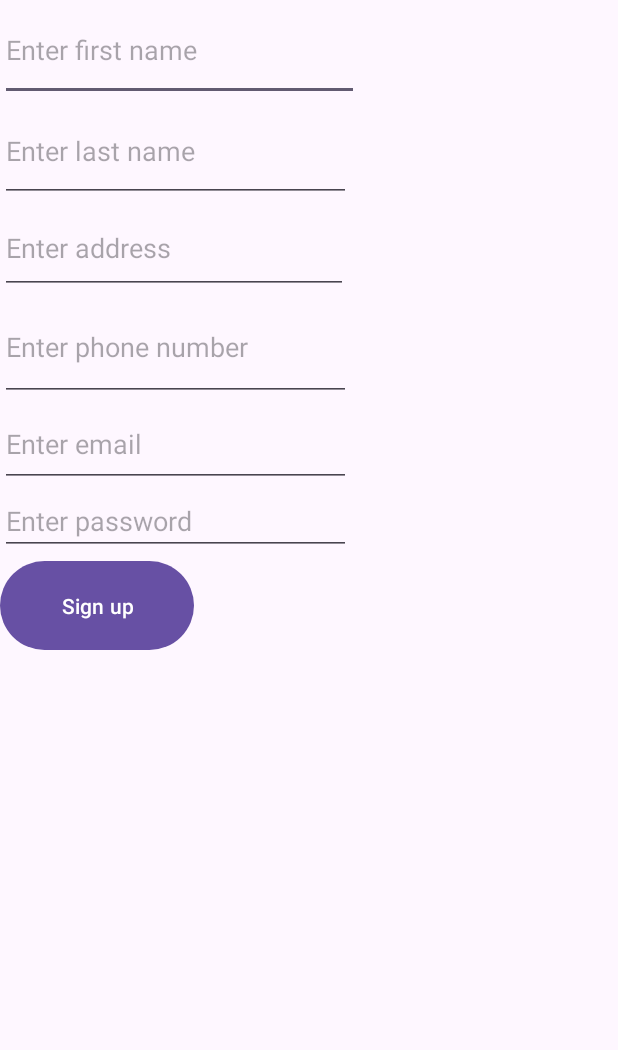
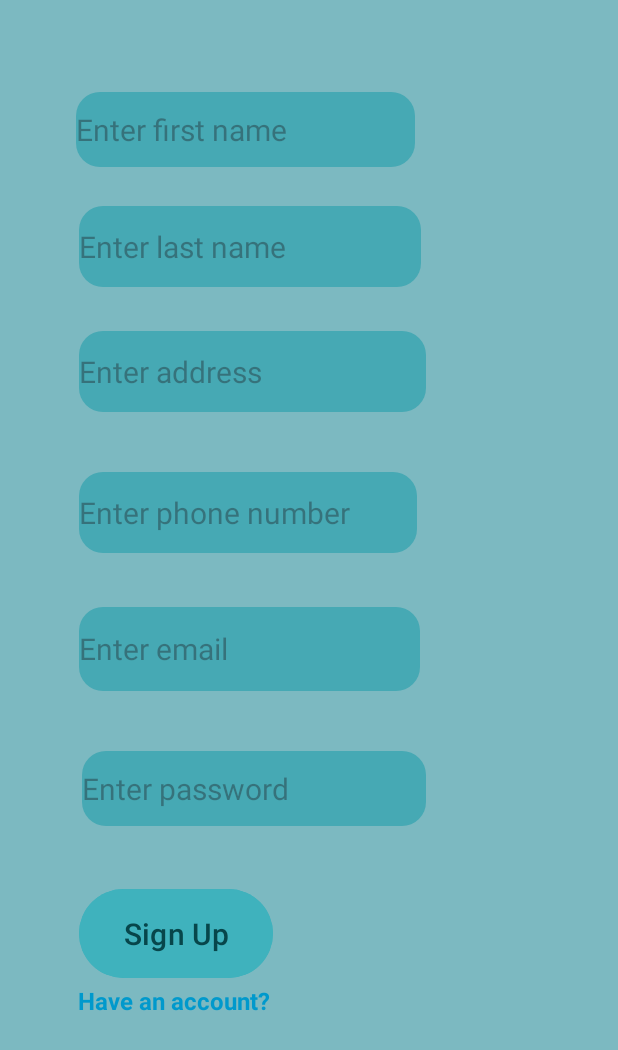
Before and after one commit to smilee1111/pr-voir_planner_application, an Android app: the RegisterActivity screen opened directly, with no data from a screen before it, on a phone screen of 412 x 824 dp. Shown: the top 1050 px of the screen. Run offline under Robolectric (Android 15) with nearby library versions, the phone set to English and light mode, and no system bars; our stand-ins replace Firebase (no records; nobody signed in at launch, a user with empty details on screens opened directly).

Commit message:
register activity layout file edited

```diff
--- a/Prvoir_Planner/app/src/main/res/layout/activity_register.xml
+++ b/Prvoir_Planner/app/src/main/res/layout/activity_register.xml
@@ -1,64 +1,121 @@
 <?xml version="1.0" encoding="utf-8"?>
-<LinearLayout xmlns:android="http://schemas.android.com/apk/res/android"
+<androidx.constraintlayout.widget.ConstraintLayout xmlns:android="http://schemas.android.com/apk/res/android"
     xmlns:app="http://schemas.android.com/apk/res-auto"
     xmlns:tools="http://schemas.android.com/tools"
     android:orientation="vertical"
     android:id="@+id/main"
     android:layout_width="match_parent"
     android:layout_height="match_parent"
+    android:background="#7CB9C1"
     tools:context=".ui.activity.RegisterActivity">
 
     <EditText
         android:id="@+id/registerFname"
-        android:layout_width="239dp"
-        android:layout_height="67dp"
+        android:layout_width="226dp"
+        android:layout_height="wrap_content"
+        android:layout_marginTop="61dp"
+        android:layout_marginEnd="135dp"
+        android:background="@drawable/login_res"
         android:ems="10"
         android:hint="Enter first name"
-        android:inputType="text" />
+        android:inputType="text"
+        android:textSize="20dp"
+        app:layout_constraintEnd_toEndOf="parent"
+        app:layout_constraintTop_toTopOf="parent" />
 
     <EditText
         android:id="@+id/registerLName"
-        android:layout_width="234dp"
-        android:layout_height="67dp"
+        android:layout_width="228dp"
+        android:layout_height="54dp"
+        android:layout_marginTop="26dp"
+        android:layout_marginEnd="131dp"
+        android:background="@drawable/login_res"
         android:ems="10"
         android:hint="Enter last name"
-        android:inputType="text" />
+        android:inputType="text"
+        android:textSize="20dp"
+        app:layout_constraintEnd_toEndOf="parent"
+        app:layout_constraintTop_toBottomOf="@+id/registerFname" />
 
     <EditText
         android:id="@+id/registerAddress"
-        android:layout_width="232dp"
-        android:layout_height="61dp"
+        android:layout_width="231dp"
+        android:layout_height="54dp"
+        android:layout_marginTop="29dp"
+        android:layout_marginEnd="128dp"
+        android:background="@drawable/login_res"
         android:ems="10"
         android:hint="Enter address"
-        android:inputType="text" />
+        android:inputType="text"
+        android:textSize="20dp"
+        app:layout_constraintEnd_toEndOf="parent"
+        app:layout_constraintTop_toBottomOf="@+id/registerLName" />
 
     <EditText
         android:id="@+id/registerContact"
-        android:layout_width="234dp"
-        android:layout_height="71dp"
+        android:layout_width="225dp"
+        android:layout_height="54dp"
+        android:layout_marginTop="40dp"
+        android:layout_marginEnd="134dp"
+        android:background="@drawable/login_res"
         android:ems="10"
         android:hint="Enter phone number"
-        android:inputType="phone" />
+        android:inputType="phone"
+        android:textSize="20dp"
+        app:layout_constraintEnd_toEndOf="parent"
+        app:layout_constraintTop_toBottomOf="@+id/registerAddress" />
 
     <EditText
         android:id="@+id/registerEmail"
-        android:layout_width="234dp"
-        android:layout_height="57dp"
+        android:layout_width="227dp"
+        android:layout_height="56dp"
+        android:layout_marginTop="36dp"
+        android:layout_marginEnd="132dp"
+        android:background="@drawable/login_res"
         android:ems="10"
         android:hint="Enter email"
-        android:inputType="textEmailAddress" />
+        android:inputType="textEmailAddress"
+        android:textSize="20dp"
+        app:layout_constraintEnd_toEndOf="parent"
+        app:layout_constraintTop_toBottomOf="@+id/registerContact" />
 
     <EditText
         android:id="@+id/registerPassword"
-        android:layout_width="234dp"
-        android:layout_height="wrap_content"
+        android:layout_width="229dp"
+        android:layout_height="50dp"
+        android:layout_marginTop="40dp"
+        android:layout_marginEnd="128dp"
+        android:background="@drawable/login_res"
         android:ems="10"
         android:hint="Enter password"
-        android:inputType="textPassword" />
+        android:inputType="textPassword"
+        android:textSize="20dp"
+        app:layout_constraintEnd_toEndOf="parent"
+        app:layout_constraintTop_toBottomOf="@+id/registerEmail" />
 
     <Button
         android:id="@+id/signUp"
         android:layout_width="129dp"
         android:layout_height="67dp"
-        android:text="Sign up" />
-</LinearLayout>
+        android:layout_marginTop="38dp"
+        android:layout_marginEnd="230dp"
+        android:backgroundTint="#3FB2BD"
+        android:text="Sign Up"
+        android:textColor="#07464B"
+        android:textSize="20dp"
+        app:layout_constraintEnd_toEndOf="parent"
+        app:layout_constraintTop_toBottomOf="@+id/registerPassword" />
+
+    <TextView
+        android:id="@+id/btnAlogin"
+        android:layout_width="wrap_content"
+        android:layout_height="wrap_content"
+        android:layout_gravity="end"
+        android:layout_marginEnd="232dp"
+        android:text="Have an account?"
+        android:textColor="@android:color/holo_blue_dark"
+        android:textSize="16dp"
+        android:textStyle="bold"
+        app:layout_constraintEnd_toEndOf="parent"
+        app:layout_constraintTop_toBottomOf="@+id/signUp" />
+</androidx.constraintlayout.widget.ConstraintLayout>
```
